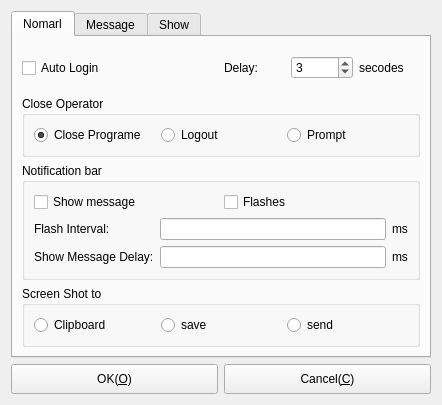
Old version of the form Widgets/DlgOptions/DlgOptions.ui in the repository KangLin/RabbitIm.
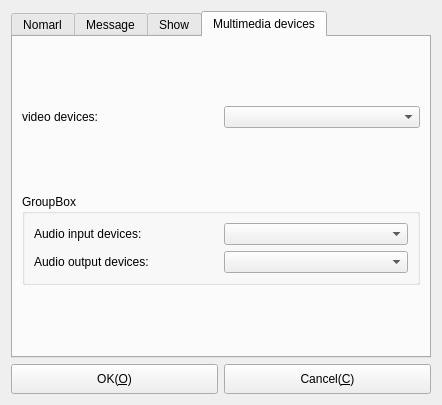
New version of the form. The open tabs and pages were chosen to show the change. Icons and pictures are not drawn.

Patch:
```diff
--- a/Widgets/DlgOptions/DlgOptions.ui
+++ b/Widgets/DlgOptions/DlgOptions.ui
@@ -651,6 +651,91 @@
        </item>
       </layout>
      </widget>
+     <widget class="QWidget" name="tab">
+      <attribute name="title">
+       <string>Multimedia devices</string>
+      </attribute>
+      <layout class="QGridLayout" name="gridLayout_11">
+       <item row="0" column="0">
+        <layout class="QHBoxLayout" name="horizontalLayout_14">
+         <item>
+          <widget class="QLabel" name="label_7">
+           <property name="text">
+            <string>video devices:</string>
+           </property>
+           <property name="wordWrap">
+            <bool>true</bool>
+           </property>
+          </widget>
+         </item>
+         <item>
+          <widget class="QComboBox" name="cbVideo"/>
+         </item>
+        </layout>
+       </item>
+       <item row="1" column="0">
+        <widget class="QGroupBox" name="groupBox_7">
+         <property name="sizePolicy">
+          <sizepolicy hsizetype="Preferred" vsizetype="Fixed">
+           <horstretch>0</horstretch>
+           <verstretch>0</verstretch>
+          </sizepolicy>
+         </property>
+         <property name="title">
+          <string>GroupBox</string>
+         </property>
+         <layout class="QGridLayout" name="gridLayout_12">
+          <item row="0" column="0">
+           <layout class="QHBoxLayout" name="horizontalLayout_12">
+            <item>
+             <widget class="QLabel" name="label_8">
+              <property name="sizePolicy">
+               <sizepolicy hsizetype="Minimum" vsizetype="Preferred">
+                <horstretch>0</horstretch>
+                <verstretch>0</verstretch>
+               </sizepolicy>
+              </property>
+              <property name="text">
+               <string>Audio input devices:</string>
+              </property>
+              <property name="wordWrap">
+               <bool>true</bool>
+              </property>
+             </widget>
+            </item>
+            <item>
+             <widget class="QComboBox" name="cbAudioInput"/>
+            </item>
+           </layout>
+          </item>
+          <item row="1" column="0">
+           <layout class="QHBoxLayout" name="horizontalLayout_13">
+            <item>
+             <widget class="QLabel" name="label_9">
+              <property name="sizePolicy">
+               <sizepolicy hsizetype="Minimum" vsizetype="Preferred">
+                <horstretch>0</horstretch>
+                <verstretch>0</verstretch>
+               </sizepolicy>
+              </property>
+              <property name="text">
+               <string>Audio output devices:</string>
+              </property>
+              <property name="wordWrap">
+               <bool>true</bool>
+              </property>
+             </widget>
+            </item>
+            <item>
+             <widget class="QComboBox" name="cbAudioOutput"/>
+            </item>
+           </layout>
+          </item>
+         </layout>
+        </widget>
+       </item>
+      </layout>
+     </widget>
     </widget>
    </item>
    <item>
```
